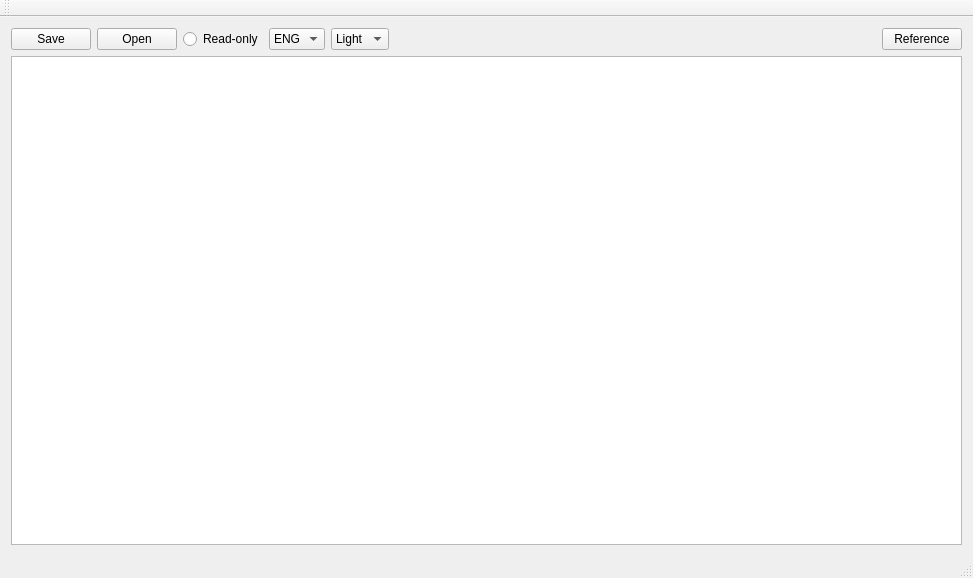
First picture: the form in mainwindow.ui, repository VoRaX00/MyTextEditQt, before the edit.
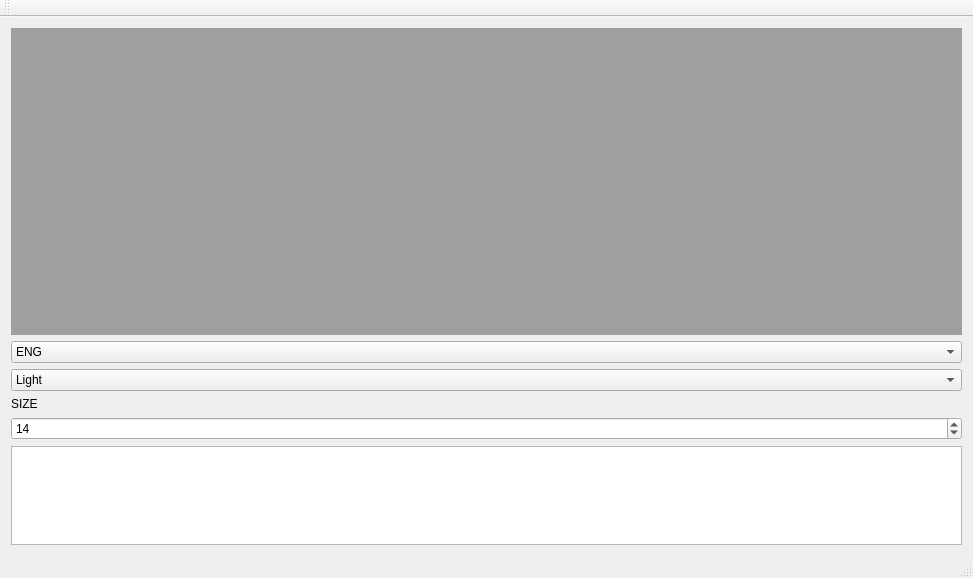
Second picture: the form after the edit.

Patch:
```diff
--- a/mainwindow.ui
+++ b/mainwindow.ui
@@ -16,27 +16,7 @@
   <widget class="QWidget" name="centralWidget">
    <layout class="QVBoxLayout" name="verticalLayout">
     <item>
-     <layout class="QHBoxLayout" name="horizontalLayout">
-      <item>
-       <widget class="QPushButton" name="saveButton">
-        <property name="text">
-         <string>Save</string>
-        </property>
-       </widget>
-      </item>
-      <item>
-       <widget class="QPushButton" name="openButton">
-        <property name="text">
-         <string>Open</string>
-        </property>
-       </widget>
-      </item>
-      <item>
-       <widget class="QRadioButton" name="onlyReadButton">
-        <property name="text">
-         <string>Read-only</string>
-        </property>
-       </widget>
+     <widget class="QMdiArea" name="mdiArea"/>
       </item>
       <item>
        <widget class="QComboBox" name="comboBox">
@@ -67,26 +47,24 @@
        </widget>
       </item>
       <item>
-       <spacer name="horizontalSpacer">
-        <property name="orientation">
-         <enum>Qt::Horizontal</enum>
-        </property>
-        <property name="sizeHint" stdset="0">
-         <size>
-          <width>40</width>
-          <height>20</height>
-         </size>
-        </property>
-       </spacer>
-      </item>
-      <item>
-       <widget class="QPushButton" name="refButton">
+     <widget class="QLabel" name="labelSize">
         <property name="text">
-         <string>Reference</string>
+       <string>SIZE</string>
         </property>
        </widget>
       </item>
-     </layout>
+    <item>
+     <widget class="QSpinBox" name="sizeBox">
+      <property name="minimum">
+       <number>1</number>
+      </property>
+      <property name="maximum">
+       <number>56</number>
+      </property>
+      <property name="value">
+       <number>14</number>
+      </property>
+     </widget>
     </item>
     <item>
      <widget class="QTextEdit" name="textEdit">
```
Left out of the diff: 2 changed lines with no effect on the pictures. Lines whose indentation alone changed are shown as unchanged.
